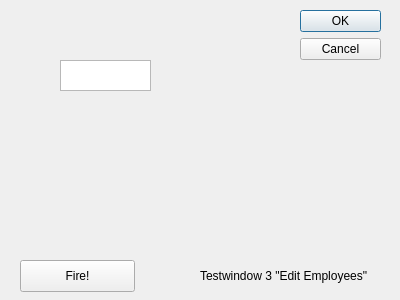
Ingvildk/SoftwareEngineering441, file testGUI/testwindow3.ui: the form before one commit.
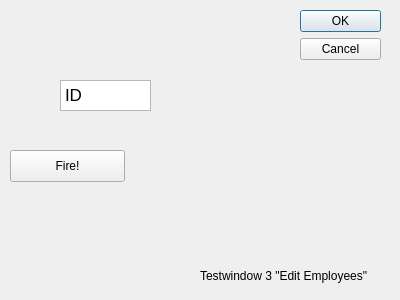
The form after the commit.

Commit message: Finished the UI for editing employees

```diff
--- a/testGUI/testwindow3.ui
+++ b/testGUI/testwindow3.ui
@@ -45,8 +45,8 @@
   <widget class="QPushButton" name="fireButton">
    <property name="geometry">
     <rect>
-     <x>20</x>
-     <y>260</y>
+     <x>10</x>
+     <y>150</y>
      <width>115</width>
      <height>32</height>
     </rect>
@@ -59,11 +59,18 @@
    <property name="geometry">
     <rect>
      <x>60</x>
-     <y>60</y>
+     <y>80</y>
      <width>91</width>
      <height>31</height>
     </rect>
    </property>
+   <property name="html">
+    <string>&lt;!DOCTYPE HTML PUBLIC &quot;-//W3C//DTD HTML 4.0//EN&quot; &quot;http://www.w3.org/TR/REC-html40/strict.dtd&quot;&gt;
+&lt;html&gt;&lt;head&gt;&lt;meta name=&quot;qrichtext&quot; content=&quot;1&quot; /&gt;&lt;style type=&quot;text/css&quot;&gt;
+p, li { white-space: pre-wrap; }
+&lt;/style&gt;&lt;/head&gt;&lt;body style=&quot; font-family:'.Helvetica Neue DeskInterface'; font-size:13pt; font-weight:400; font-style:normal;&quot;&gt;
+&lt;p style=&quot; margin-top:0px; margin-bottom:0px; margin-left:0px; margin-right:0px; -qt-block-indent:0; text-indent:0px;&quot;&gt;ID&lt;/p&gt;&lt;/body&gt;&lt;/html&gt;</string>
+   </property>
   </widget>
  </widget>
  <resources/>
```
The commit also changes 2 other files.
